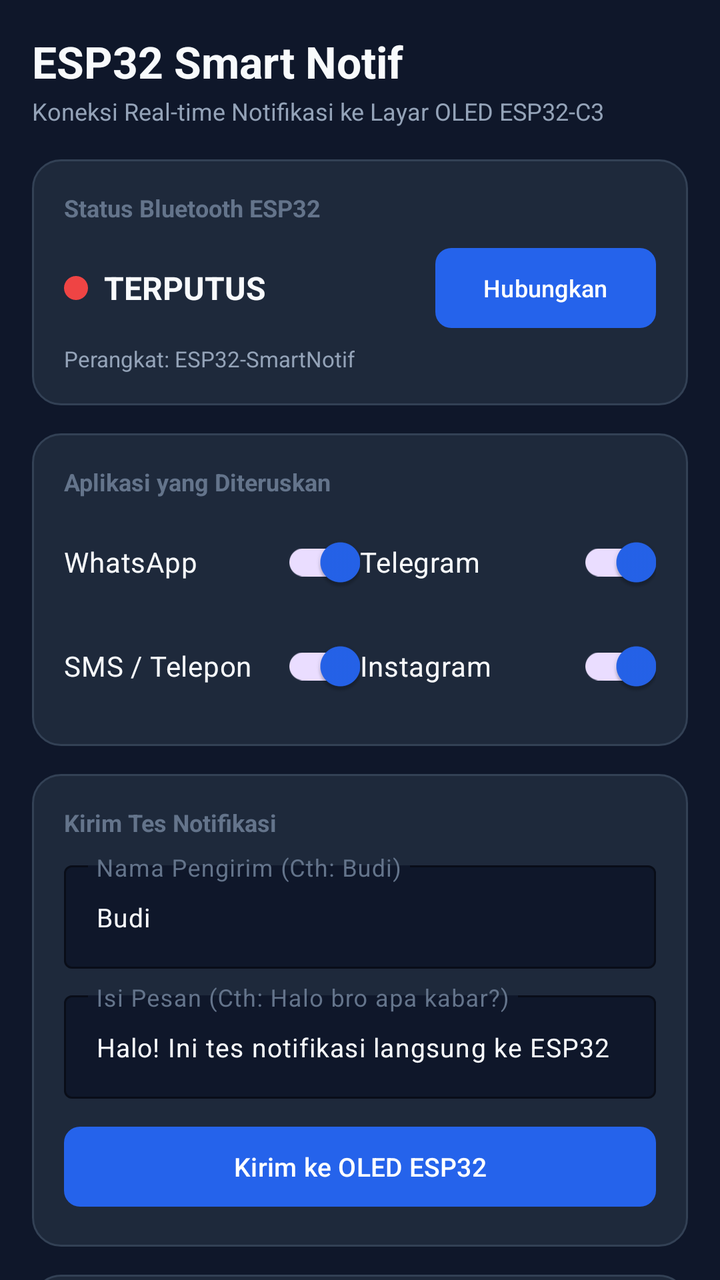
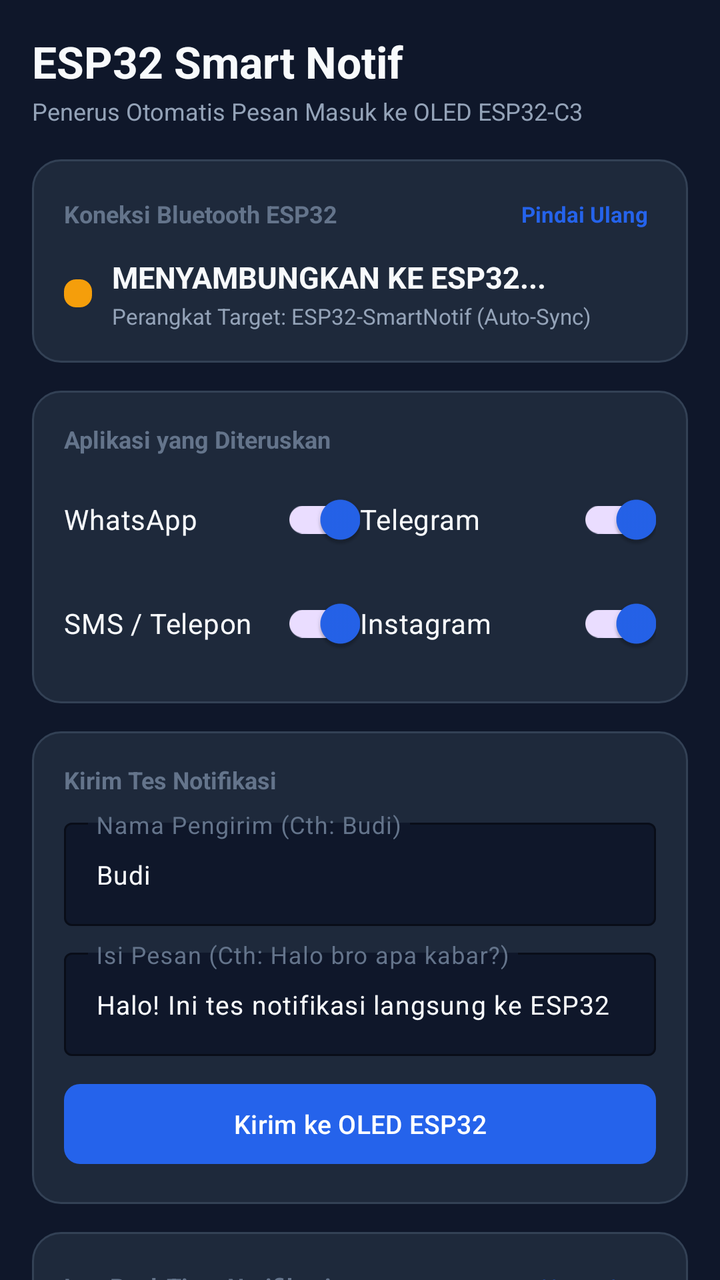

The first picture is an Android layout as it rendered before a commit; the second is the same layout after the commit. The layout source and the unified diff follow.
<!-- AndroidManifest.xml: application theme Theme.ESP32SmartNotif -->
<!-- res/layout/activity_main.xml -->
<?xml version="1.0" encoding="utf-8"?>
<androidx.core.widget.NestedScrollView xmlns:android="http://schemas.android.com/apk/res/android"
    xmlns:app="http://schemas.android.com/apk/res-auto"
    xmlns:tools="http://schemas.android.com/tools"
    android:layout_width="match_parent"
    android:layout_height="match_parent"
    android:background="@color/background"
    android:fillViewport="true">

    <LinearLayout
        android:layout_width="match_parent"
        android:layout_height="wrap_content"
        android:orientation="vertical"
        android:padding="16dp">

        
        <LinearLayout
            android:layout_width="match_parent"
            android:layout_height="wrap_content"
            android:orientation="vertical"
            android:layout_marginBottom="16dp">

            <TextView
                android:layout_width="wrap_content"
                android:layout_height="wrap_content"
                android:text="@string/app_name"
                android:textColor="@color/text_primary"
                android:textSize="22sp"
                android:textStyle="bold" />

            <TextView
                android:layout_width="wrap_content"
                android:layout_height="wrap_content"
                android:text="Koneksi Real-time Notifikasi ke Layar OLED ESP32-C3"
                android:textColor="@color/text_secondary"
                android:textSize="12sp"
                android:layout_marginTop="2dp" />
        </LinearLayout>

        
        <LinearLayout
            android:id="@+id/layoutPermissionWarning"
            android:layout_width="match_parent"
            android:layout_height="wrap_content"
            android:orientation="vertical"
            android:background="@drawable/bg_card"
            android:padding="14dp"
            android:layout_marginBottom="14dp"
            android:visibility="gone"
            tools:visibility="visible">

            <TextView
                android:layout_width="wrap_content"
                android:layout_height="wrap_content"
                android:text="⚠️ Akses Notifikasi Belum Aktif"
                android:textColor="#F59E0B"
                android:textSize="14sp"
                android:textStyle="bold" />

            <TextView
                android:layout_width="wrap_content"
                android:layout_height="wrap_content"
                android:text="@string/permission_notif_access_msg"
                android:textColor="@color/text_secondary"
                android:textSize="12sp"
                android:layout_marginTop="4dp" />

            <com.google.android.material.button.MaterialButton
                android:id="@+id/btnGrantNotifPermission"
                android:layout_width="wrap_content"
                android:layout_height="wrap_content"
                android:layout_marginTop="8dp"
                android:text="@string/btn_open_settings"
                android:textSize="12sp"
                app:cornerRadius="8dp"
                app:backgroundTint="@color/primary" />
        </LinearLayout>

        
        <LinearLayout
            android:layout_width="match_parent"
            android:layout_height="wrap_content"
            android:orientation="vertical"
            android:background="@drawable/bg_card"
            android:padding="16dp"
            android:layout_marginBottom="14dp">

            <TextView
                android:layout_width="wrap_content"
                android:layout_height="wrap_content"
                android:text="@string/title_ble_status"
                android:textColor="@color/text_muted"
                android:textSize="12sp"
                android:textStyle="bold" />

            <LinearLayout
                android:layout_width="match_parent"
                android:layout_height="wrap_content"
                android:orientation="horizontal"
                android:gravity="center_vertical"
                android:layout_marginTop="8dp">

                <View
                    android:id="@+id/viewStatusDot"
                    android:layout_width="12dp"
                    android:layout_height="12dp"
                    android:background="@drawable/bg_badge"
                    android:backgroundTint="@color/status_disconnected" />

                <TextView
                    android:id="@+id/tvBleStatus"
                    android:layout_width="0dp"
                    android:layout_height="wrap_content"
                    android:layout_weight="1"
                    android:layout_marginStart="8dp"
                    android:text="@string/status_disconnected"
                    android:textColor="@color/text_primary"
                    android:textSize="16sp"
                    android:textStyle="bold" />

                <com.google.android.material.button.MaterialButton
                    android:id="@+id/btnBleAction"
                    android:layout_width="wrap_content"
                    android:layout_height="wrap_content"
                    android:text="@string/btn_connect"
                    android:textSize="12sp"
                    app:cornerRadius="8dp"
                    app:backgroundTint="@color/primary" />
            </LinearLayout>

            <TextView
                android:id="@+id/tvDeviceTarget"
                android:layout_width="wrap_content"
                android:layout_height="wrap_content"
                android:text="Perangkat: ESP32-SmartNotif"
                android:textColor="@color/text_secondary"
                android:textSize="11sp"
                android:layout_marginTop="4dp" />
        </LinearLayout>

        
        <LinearLayout
            android:layout_width="match_parent"
            android:layout_height="wrap_content"
            android:orientation="vertical"
            android:background="@drawable/bg_card"
            android:padding="16dp"
            android:layout_marginBottom="14dp">

            <TextView
                android:layout_width="wrap_content"
                android:layout_height="wrap_content"
                android:text="@string/title_app_filter"
                android:textColor="@color/text_muted"
                android:textSize="12sp"
                android:textStyle="bold"
                android:layout_marginBottom="8dp" />

            <LinearLayout
                android:layout_width="match_parent"
                android:layout_height="wrap_content"
                android:orientation="horizontal">

                <com.google.android.material.switchmaterial.SwitchMaterial
                    android:id="@+id/switchWA"
                    android:layout_width="0dp"
                    android:layout_height="wrap_content"
                    android:layout_weight="1"
                    android:text="@string/filter_wa"
                    android:textColor="@color/text_primary"
                    android:checked="true" />

                <com.google.android.material.switchmaterial.SwitchMaterial
                    android:id="@+id/switchTelegram"
                    android:layout_width="0dp"
                    android:layout_height="wrap_content"
                    android:layout_weight="1"
                    android:text="@string/filter_telegram"
                    android:textColor="@color/text_primary"
                    android:checked="true" />
            </LinearLayout>

            <LinearLayout
                android:layout_width="match_parent"
                android:layout_height="wrap_content"
                android:orientation="horizontal"
                android:layout_marginTop="4dp">

                <com.google.android.material.switchmaterial.SwitchMaterial
                    android:id="@+id/switchSMS"
                    android:layout_width="0dp"
                    android:layout_height="wrap_content"
                    android:layout_weight="1"
                    android:text="@string/filter_sms"
                    android:textColor="@color/text_primary"
                    android:checked="true" />

                <com.google.android.material.switchmaterial.SwitchMaterial
                    android:id="@+id/switchIG"
                    android:layout_width="0dp"
                    android:layout_height="wrap_content"
                    android:layout_weight="1"
                    android:text="@string/filter_ig"
                    android:textColor="@color/text_primary"
                    android:checked="true" />
            </LinearLayout>
        </LinearLayout>

        
        <LinearLayout
            android:layout_width="match_parent"
            android:layout_height="wrap_content"
            android:orientation="vertical"
            android:background="@drawable/bg_card"
            android:padding="16dp"
            android:layout_marginBottom="14dp">

            <TextView
                android:layout_width="wrap_content"
                android:layout_height="wrap_content"
                android:text="@string/title_test_send"
                android:textColor="@color/text_muted"
                android:textSize="12sp"
                android:textStyle="bold"
                android:layout_marginBottom="8dp" />

            <com.google.android.material.textfield.TextInputLayout
                android:layout_width="match_parent"
                android:layout_height="wrap_content"
                android:hint="@string/hint_test_title"
                app:boxBackgroundColor="@color/background"
                app:boxStrokeColor="@color/card_stroke"
                app:hintTextColor="@color/primary"
                android:textColorHint="@color/text_muted">

                <com.google.android.material.textfield.TextInputEditText
                    android:id="@+id/etTestSender"
                    android:layout_width="match_parent"
                    android:layout_height="wrap_content"
                    android:textColor="@color/text_primary"
                    android:textSize="13sp"
                    android:text="Budi"
                    android:singleLine="true" />
            </com.google.android.material.textfield.TextInputLayout>

            <com.google.android.material.textfield.TextInputLayout
                android:layout_width="match_parent"
                android:layout_height="wrap_content"
                android:layout_marginTop="8dp"
                android:hint="@string/hint_test_msg"
                app:boxBackgroundColor="@color/background"
                app:boxStrokeColor="@color/card_stroke"
                app:hintTextColor="@color/primary"
                android:textColorHint="@color/text_muted">

                <com.google.android.material.textfield.TextInputEditText
                    android:id="@+id/etTestMessage"
                    android:layout_width="match_parent"
                    android:layout_height="wrap_content"
                    android:textColor="@color/text_primary"
                    android:textSize="13sp"
                    android:text="Halo! Ini tes notifikasi langsung ke ESP32" />
            </com.google.android.material.textfield.TextInputLayout>

            <com.google.android.material.button.MaterialButton
                android:id="@+id/btnSendTest"
                android:layout_width="match_parent"
                android:layout_height="wrap_content"
                android:layout_marginTop="10dp"
                android:text="@string/btn_send_test"
                android:textSize="13sp"
                app:cornerRadius="8dp"
                app:backgroundTint="@color/primary" />
        </LinearLayout>

        
        <LinearLayout
            android:layout_width="match_parent"
            android:layout_height="wrap_content"
            android:orientation="vertical"
            android:background="@drawable/bg_card"
            android:padding="16dp">

            <LinearLayout
                android:layout_width="match_parent"
                android:layout_height="wrap_content"
                android:orientation="horizontal"
                android:gravity="center_vertical"
                android:layout_marginBottom="8dp">

                <TextView
                    android:id="@+id/tvLogsTitle"
                    android:layout_width="0dp"
                    android:layout_height="wrap_content"
                    android:layout_weight="1"
                    android:text="@string/title_live_logs"
                    android:textColor="@color/text_muted"
                    android:textSize="12sp"
                    android:textStyle="bold" />

                <TextView
                    android:id="@+id/btnClearLogs"
                    android:layout_width="wrap_content"
                    android:layout_height="wrap_content"
                    android:text="Hapus Log"
                    android:textColor="@color/primary"
                    android:textSize="11sp"
                    android:padding="4dp" />
            </LinearLayout>

            <TextView
                android:id="@+id/tvEmptyLogs"
                android:layout_width="match_parent"
                android:layout_height="wrap_content"
                android:text="@string/logs_empty"
                android:textColor="@color/text_muted"
                android:textSize="12sp"
                android:gravity="center"
                android:padding="16dp" />

            <androidx.recyclerview.widget.RecyclerView
                android:id="@+id/rvNotifLogs"
                android:layout_width="match_parent"
                android:layout_height="wrap_content"
                android:nestedScrollingEnabled="false"
                tools:listitem="@layout/item_notif_log" />
        </LinearLayout>

    </LinearLayout>
</androidx.core.widget.NestedScrollView>
<!-- res/layout/item_notif_log.xml (included above) -->
<?xml version="1.0" encoding="utf-8"?>
<LinearLayout xmlns:android="http://schemas.android.com/apk/res/android"
    android:layout_width="match_parent"
    android:layout_height="wrap_content"
    android:orientation="vertical"
    android:padding="10dp"
    android:layout_marginBottom="8dp"
    android:background="@drawable/bg_card">

    <LinearLayout
        android:layout_width="match_parent"
        android:layout_height="wrap_content"
        android:orientation="horizontal"
        android:gravity="center_vertical">

        <TextView
            android:id="@+id/tvAppBadge"
            android:layout_width="wrap_content"
            android:layout_height="wrap_content"
            android:text="WA"
            android:textColor="@color/white"
            android:textSize="11sp"
            android:textStyle="bold"
            android:paddingHorizontal="6dp"
            android:paddingVertical="2dp"
            android:background="@drawable/bg_badge" />

        <TextView
            android:id="@+id/tvSender"
            android:layout_width="0dp"
            android:layout_height="wrap_content"
            android:layout_weight="1"
            android:layout_marginStart="8dp"
            android:text="Nama Pengirim"
            android:textColor="@color/text_primary"
            android:textSize="13sp"
            android:textStyle="bold"
            android:singleLine="true" />

        <TextView
            android:id="@+id/tvTime"
            android:layout_width="wrap_content"
            android:layout_height="wrap_content"
            android:text="12:30"
            android:textColor="@color/text_muted"
            android:textSize="11sp" />
    </LinearLayout>

    <TextView
        android:id="@+id/tvMessage"
        android:layout_width="match_parent"
        android:layout_height="wrap_content"
        android:layout_marginTop="4dp"
        android:text="Isi pesan chat yang diteruskan..."
        android:textColor="@color/text_secondary"
        android:textSize="12sp"
        android:maxLines="2" />

</LinearLayout>
<!-- resources referenced by this layout -->
<resources>
  <color name="background">#0F172A</color>
  <color name="card_stroke">#334155</color>
  <color name="primary">#2563EB</color>
  <color name="status_disconnected">#EF4444</color>
  <color name="text_muted">#64748B</color>
  <color name="text_primary">#F8FAFC</color>
  <color name="text_secondary">#94A3B8</color>
  <color name="white">#FFFFFF</color>
  <!-- drawable bg_badge (drawable) -->
  <?xml version="1.0" encoding="utf-8"?>
  <shape xmlns:android="http://schemas.android.com/apk/res/android"
      android:shape="rectangle">
      <solid android:color="@color/primary" />
      <corners android:radius="6dp" />
  </shape>
  <!-- drawable bg_card (drawable) -->
  <?xml version="1.0" encoding="utf-8"?>
  <shape xmlns:android="http://schemas.android.com/apk/res/android"
      android:shape="rectangle">
      <solid android:color="@color/card_bg" />
      <stroke android:width="1dp" android:color="@color/card_stroke" />
      <corners android:radius="14dp" />
  </shape>
  <string name="app_name">ESP32 Smart Notif</string>
  <string name="btn_connect">Hubungkan</string>
  <string name="btn_open_settings">Buka Pengaturan</string>
  <string name="btn_send_test">Kirim ke OLED ESP32</string>
  <string name="filter_ig">Instagram</string>
  <string name="filter_sms">SMS / Telepon</string>
  <string name="filter_telegram">Telegram</string>
  <string name="filter_wa">WhatsApp</string>
  <string name="hint_test_msg">Isi Pesan (Cth: Halo bro apa kabar?)</string>
  <string name="hint_test_title">Nama Pengirim (Cth: Budi)</string>
  <string name="logs_empty">Belum ada notifikasi yang diteruskan.</string>
  <string name="permission_notif_access_msg">Agar aplikasi bisa otomatis membaca pesan WhatsApp/SMS dan mengirimkannya ke ESP32, harap aktifkan izin Akses Notifikasi untuk aplikasi ini di menu Pengaturan.</string>
  <string name="status_disconnected">TERPUTUS</string>
  <string name="title_app_filter">Aplikasi yang Diteruskan</string>
  <string name="title_ble_status">Status Bluetooth ESP32</string>
  <string name="title_live_logs">Log Real-Time Notifikasi</string>
  <string name="title_test_send">Kirim Tes Notifikasi</string>
  <style name="Theme.ESP32SmartNotif" parent="Theme.Material3.DayNight.NoActionBar">
          <item name="colorPrimary">@color/primary</item>
          <item name="colorPrimaryVariant">@color/primary_variant</item>
          <item name="colorSecondary">@color/secondary</item>
          <item name="android:statusBarColor">@color/background</item>
          <item name="android:windowBackground">@color/background</item>
          <item name="android:navigationBarColor">@color/background</item>
      </style>
  <color name="card_bg">#1E293B</color>
  <color name="primary_variant">#1D4ED8</color>
  <color name="secondary">#10B981</color>
</resources>

<!-- the commit's change to res/layout/activity_main.xml (unified diff, before → after) -->
@@ -31,7 +31,7 @@
             <TextView
                 android:layout_width="wrap_content"
                 android:layout_height="wrap_content"
-                android:text="Koneksi Real-time Notifikasi ke Layar OLED ESP32-C3"
+                android:text="Penerus Otomatis Pesan Masuk ke OLED ESP32-C3"
                 android:textColor="@color/text_secondary"
                 android:textSize="12sp"
                 android:layout_marginTop="2dp" />
@@ -39,12 +39,89 @@
 
         
         <LinearLayout
+            android:layout_width="match_parent"
+            android:layout_height="wrap_content"
+            android:orientation="vertical"
+            android:background="@drawable/bg_card"
+            android:padding="16dp"
+            android:layout_marginBottom="14dp">
+
+            <LinearLayout
+                android:layout_width="match_parent"
+                android:layout_height="wrap_content"
+                android:orientation="horizontal"
+                android:gravity="center_vertical">
+
+                <TextView
+                    android:layout_width="0dp"
+                    android:layout_height="wrap_content"
+                    android:layout_weight="1"
+                    android:text="@string/title_ble_status"
+                    android:textColor="@color/text_muted"
+                    android:textSize="12sp"
+                    android:textStyle="bold" />
+
+                <TextView
+                    android:id="@+id/btnRefreshScan"
+                    android:layout_width="wrap_content"
+                    android:layout_height="wrap_content"
+                    android:text="@string/btn_reconnect"
+                    android:textColor="@color/primary"
+                    android:textSize="11sp"
+                    android:textStyle="bold"
+                    android:padding="4dp" />
+            </LinearLayout>
+
+            
+            <LinearLayout
+                android:layout_width="match_parent"
+                android:layout_height="wrap_content"
+                android:orientation="horizontal"
+                android:gravity="center_vertical"
+                android:layout_marginTop="10dp">
+
+                <View
+                    android:id="@+id/viewStatusDot"
+                    android:layout_width="14dp"
+                    android:layout_height="14dp"
+                    android:background="@drawable/bg_badge"
+                    android:backgroundTint="@color/status_connecting" />
+
+                <LinearLayout
+                    android:layout_width="match_parent"
+                    android:layout_height="wrap_content"
+                    android:orientation="vertical"
+                    android:layout_marginStart="10dp">
+
+                    <TextView
+                        android:id="@+id/tvBleStatus"
+                        android:layout_width="wrap_content"
+                        android:layout_height="wrap_content"
+                        android:text="@string/status_connecting"
+                        android:textColor="@color/text_primary"
+                        android:textSize="15sp"
+                        android:textStyle="bold" />
+
+                    <TextView
+                        android:id="@+id/tvBleDetail"
+                        android:layout_width="wrap_content"
+                        android:layout_height="wrap_content"
+                        android:text="Perangkat Target: ESP32-SmartNotif (Auto-Sync)"
+                        android:textColor="@color/text_secondary"
+                        android:textSize="11sp"
+                        android:layout_marginTop="2dp" />
+                </LinearLayout>
+            </LinearLayout>
+        </LinearLayout>
+
+        
+        <LinearLayout
             android:id="@+id/layoutPermissionWarning"
             android:layout_width="match_parent"
             android:layout_height="wrap_content"
             android:orientation="vertical"
             android:background="@drawable/bg_card"
-            android:padding="14dp"
+            android:padding="16dp"
             android:layout_marginBottom="14dp"
             android:visibility="gone"
             tools:visibility="visible">
@@ -52,7 +129,7 @@
             <TextView
                 android:layout_width="wrap_content"
                 android:layout_height="wrap_content"
-                android:text="⚠️ Akses Notifikasi Belum Aktif"
+                android:text="@string/permission_notif_access_title"
                 android:textColor="#F59E0B"
                 android:textSize="14sp"
                 android:textStyle="bold" />
@@ -60,82 +137,48 @@
             <TextView
                 android:layout_width="wrap_content"
                 android:layout_height="wrap_content"
-                android:text="@string/permission_notif_access_msg"
+                android:text="Jika muncul dialog 'Setelan Terbatas' saat mengaktifkan izin, ikuti 2 langkah mudah berikut:"
+                android:textColor="@color/text_primary"
+                android:textSize="12sp"
+                android:layout_marginTop="6dp" />
+
+            
+            <TextView
+                android:layout_width="wrap_content"
+                android:layout_height="wrap_content"
+                android:text="@string/permission_notif_step1"
                 android:textColor="@color/text_secondary"
-                android:textSize="12sp"
-                android:layout_marginTop="4dp" />
+                android:textSize="11sp"
+                android:layout_marginTop="6dp" />
+
+            <com.google.android.material.button.MaterialButton
+                android:id="@+id/btnOpenAppInfo"
+                android:layout_width="match_parent"
+                android:layout_height="wrap_content"
+                android:layout_marginTop="4dp"
+                android:text="@string/btn_open_app_info"
+                android:textSize="12sp"
+                app:cornerRadius="8dp"
+                app:backgroundTint="#D97706" />
+
+            
+            <TextView
+                android:layout_width="wrap_content"
+                android:layout_height="wrap_content"
+                android:text="@string/permission_notif_step2"
+                android:textColor="@color/text_secondary"
+                android:textSize="11sp"
+                android:layout_marginTop="8dp" />
 
             <com.google.android.material.button.MaterialButton
                 android:id="@+id/btnGrantNotifPermission"
-                android:layout_width="wrap_content"
-                android:layout_height="wrap_content"
-                android:layout_marginTop="8dp"
-                android:text="@string/btn_open_settings"
+                android:layout_width="match_parent"
+                android:layout_height="wrap_content"
+                android:layout_marginTop="4dp"
+                android:text="@string/btn_open_notif_settings"
                 android:textSize="12sp"
                 app:cornerRadius="8dp"
                 app:backgroundTint="@color/primary" />
-        </LinearLayout>
-
-        
-        <LinearLayout
-            android:layout_width="match_parent"
-            android:layout_height="wrap_content"
-            android:orientation="vertical"
-            android:background="@drawable/bg_card"
-            android:padding="16dp"
-            android:layout_marginBottom="14dp">
-
-            <TextView
-                android:layout_width="wrap_content"
-                android:layout_height="wrap_content"
-                android:text="@string/title_ble_status"
-                android:textColor="@color/text_muted"
-                android:textSize="12sp"
-                android:textStyle="bold" />
-
-            <LinearLayout
-                android:layout_width="match_parent"
-                android:layout_height="wrap_content"
-                android:orientation="horizontal"
-                android:gravity="center_vertical"
-                android:layout_marginTop="8dp">
-
-                <View
-                    android:id="@+id/viewStatusDot"
-                    android:layout_width="12dp"
-                    android:layout_height="12dp"
-                    android:background="@drawable/bg_badge"
-                    android:backgroundTint="@color/status_disconnected" />
-
-                <TextView
-                    android:id="@+id/tvBleStatus"
-                    android:layout_width="0dp"
-                    android:layout_height="wrap_content"
-                    android:layout_weight="1"
-                    android:layout_marginStart="8dp"
-                    android:text="@string/status_disconnected"
-                    android:textColor="@color/text_primary"
-                    android:textSize="16sp"
-                    android:textStyle="bold" />
-
-                <com.google.android.material.button.MaterialButton
-                    android:id="@+id/btnBleAction"
-                    android:layout_width="wrap_content"
-                    android:layout_height="wrap_content"
-                    android:text="@string/btn_connect"
-                    android:textSize="12sp"
-                    app:cornerRadius="8dp"
-                    app:backgroundTint="@color/primary" />
-            </LinearLayout>
-
-            <TextView
-                android:id="@+id/tvDeviceTarget"
-                android:layout_width="wrap_content"
-                android:layout_height="wrap_content"
-                android:text="Perangkat: ESP32-SmartNotif"
-                android:textColor="@color/text_secondary"
-                android:textSize="11sp"
-                android:layout_marginTop="4dp" />
         </LinearLayout>
 
         
<!-- resource entries referenced after the edit -->
@@ -3,7 +3,7 @@
   <color name="background">#0F172A</color>
   <color name="card_stroke">#334155</color>
   <color name="primary">#2563EB</color>
-  <color name="status_disconnected">#EF4444</color>
+  <color name="status_connecting">#F59E0B</color>
   <color name="text_muted">#64748B</color>
   <color name="text_primary">#F8FAFC</color>
   <color name="text_secondary">#94A3B8</color>
@@ -24,8 +24,9 @@
       <corners android:radius="14dp" />
   </shape>
   <string name="app_name">ESP32 Smart Notif</string>
-  <string name="btn_connect">Hubungkan</string>
-  <string name="btn_open_settings">Buka Pengaturan</string>
+  <string name="btn_open_app_info">1. Buka Info Aplikasi (Buka Kunci ⋮)</string>
+  <string name="btn_open_notif_settings">2. Aktifkan Akses Notifikasi</string>
+  <string name="btn_reconnect">Pindai Ulang</string>
   <string name="btn_send_test">Kirim ke OLED ESP32</string>
   <string name="filter_ig">Instagram</string>
   <string name="filter_sms">SMS / Telepon</string>
@@ -34,10 +35,12 @@
   <string name="hint_test_msg">Isi Pesan (Cth: Halo bro apa kabar?)</string>
   <string name="hint_test_title">Nama Pengirim (Cth: Budi)</string>
   <string name="logs_empty">Belum ada notifikasi yang diteruskan.</string>
-  <string name="permission_notif_access_msg">Agar aplikasi bisa otomatis membaca pesan WhatsApp/SMS dan mengirimkannya ke ESP32, harap aktifkan izin Akses Notifikasi untuk aplikasi ini di menu Pengaturan.</string>
-  <string name="status_disconnected">TERPUTUS</string>
+  <string name="permission_notif_access_title">⚠️ Buka Kunci Izin (Android 13/14+)</string>
+  <string name="permission_notif_step1">Langkah 1: Tekan tombol [1. Buka Info Aplikasi], lalu tekan titik tiga (⋮) di kanan atas dan pilih \"Izinkan setelan terbatas\".</string>
+  <string name="permission_notif_step2">Langkah 2: Tekan tombol [2. Aktifkan Akses Notifikasi] di bawah dan nyalakan saklar ESP32 Smart Notif.</string>
+  <string name="status_connecting">MENYAMBUNGKAN KE ESP32...</string>
   <string name="title_app_filter">Aplikasi yang Diteruskan</string>
-  <string name="title_ble_status">Status Bluetooth ESP32</string>
+  <string name="title_ble_status">Koneksi Bluetooth ESP32</string>
   <string name="title_live_logs">Log Real-Time Notifikasi</string>
   <string name="title_test_send">Kirim Tes Notifikasi</string>
   <style name="Theme.ESP32SmartNotif" parent="Theme.Material3.DayNight.NoActionBar">
